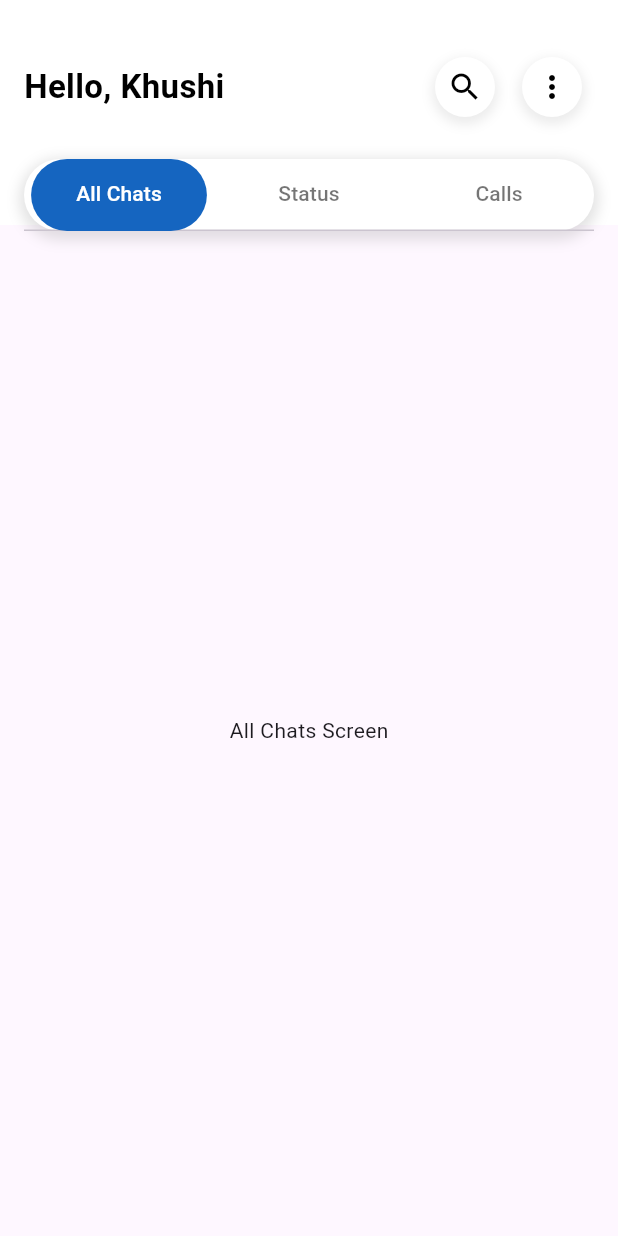
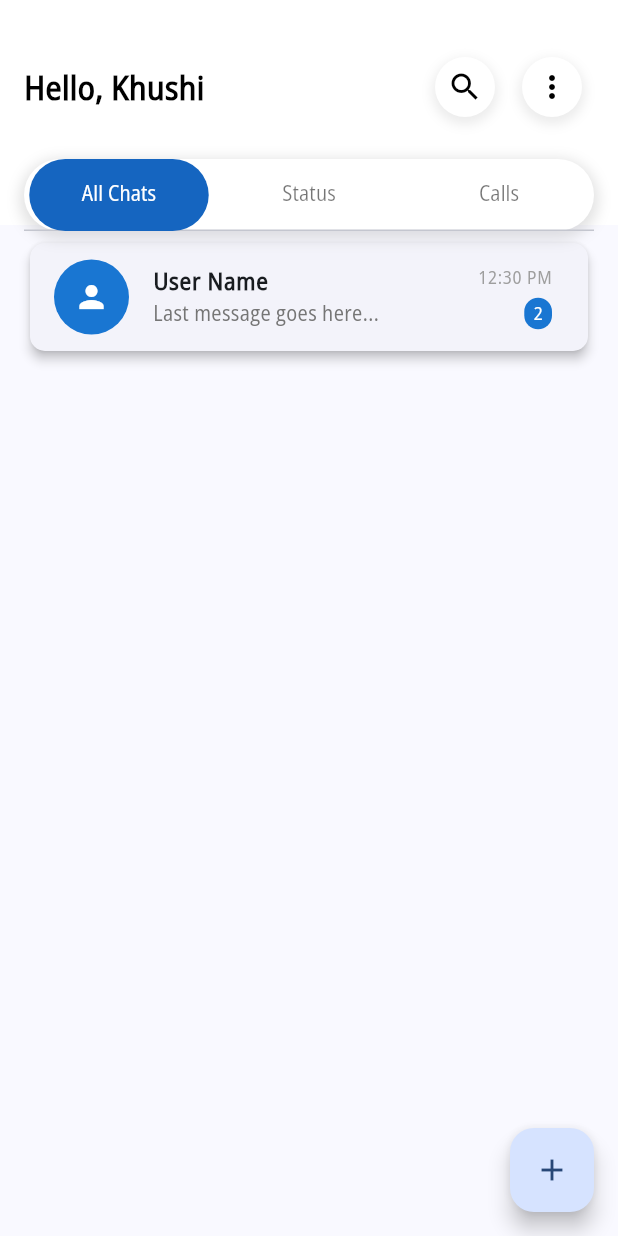
Before and after one commit to khush1yaaar/ChatApp, a Flutter app: the screen it shows after launch, on a phone screen of 412 x 824 dp. Run offline on Flutter 3.47's test engine with Material 3 defaults, Android fonts, the phone set to English and light mode, and no system bars.

Commit message:
home screen

```diff
--- a/lib/main.dart
+++ b/lib/main.dart
@@ -15,7 +15,8 @@ class MyApp extends StatelessWidget {
       debugShowCheckedModeBanner: false,
       title: 'Flutter Demo',
       theme: ThemeData(
-        colorScheme: ColorScheme.fromSeed(seedColor: Colors.deepPurple),
+        fontFamily: 'OpenSans',
+        colorScheme: ColorScheme.fromSeed(seedColor: Colors.blue.shade800),
         useMaterial3: true,
       ),
       home: HomeScreen(),
--- a/lib/screens/all_chats_screen.dart
+++ b/lib/screens/all_chats_screen.dart
@@ -1,3 +1,4 @@
+import 'package:chatapp/widgets/chat_card.dart';
 import 'package:flutter/material.dart';
 
 class AllChatsScreen extends StatefulWidget {
@@ -10,8 +11,15 @@ class AllChatsScreen extends StatefulWidget {
 class _AllChatsScreenState extends State<AllChatsScreen> {
   @override
   Widget build(BuildContext context) {
-    return const Scaffold(
-      body: Center(child: Text('All Chats Screen')),
+    return Scaffold(
+      floatingActionButton: FloatingActionButton(
+        onPressed: () {},
+        child: Icon(Icons.add),
+      ),
+      body: ListView(
+        children: [
+          ChatCard()
+        ],),
     );
   }
 }
--- a/lib/screens/home_screen.dart
+++ b/lib/screens/home_screen.dart
@@ -36,7 +36,8 @@ class _HomeScreenState extends State<HomeScreen>
         child: Padding(
           padding: const EdgeInsets.only(top: 30.0),
           child: Column(
-            mainAxisSize: MainAxisSize.min, // Ensure the app bar doesn't overflow
+            mainAxisSize:
+                MainAxisSize.min, // Ensure the app bar doesn't overflow
             children: [
               Padding(
                 padding: const EdgeInsets.symmetric(horizontal: 16.0),
@@ -85,24 +86,25 @@ class _HomeScreenState extends State<HomeScreen>
                               Navigator.push(
                                 context,
                                 MaterialPageRoute(
-                                    builder: (context) => const SettingsScreen()),
+                                    builder: (context) =>
+                                        const SettingsScreen()),
                               );
-                            }
-                            else if (value == 'profile') {
+                            } else if (value == 'profile') {
                               // Perform logout action
                               Navigator.push(
                                 context,
                                 MaterialPageRoute(
-                                    builder: (context) => const ProfileScreen()),
+                                    builder: (context) =>
+                                        const ProfileScreen()),
                               );
                               print('Profile Selected');
-                            }
-                            else if (value == 'starred') {
+                            } else if (value == 'starred') {
                               // Perform logout action
                               Navigator.push(
                                 context,
                                 MaterialPageRoute(
-                                    builder: (context) => const StarredMessagesScreen()),
+                                    builder: (context) =>
+                                        const StarredMessagesScreen()),
                               );
                               print('Starred selected');
                             }
@@ -113,7 +115,7 @@ class _HomeScreenState extends State<HomeScreen>
                   ],
                 ),
               ),
-              SizedBox(height: 20),
+              const SizedBox(height: 20),
               _buildFloatingTabBar(),
             ],
           ),
@@ -176,20 +178,20 @@ class _HomeScreenState extends State<HomeScreen>
         ],
       ),
       child: Padding(
-        padding: const EdgeInsets.symmetric(vertical: 0), // Added padding
+        padding: const EdgeInsets.symmetric(vertical: 0),
         child: TabBar(
           controller: _tabController,
-          // Increase the height of the indicator and match it with the tab height
           indicator: BoxDecoration(
-            borderRadius:
-                BorderRadius.circular(30), // Match this with outer container
-            color: Colors.blue.shade800, // Color for selected tab
+            borderRadius: BorderRadius.circular(30),
+            color: Colors.blue.shade800,
           ),
           indicatorPadding:
-              const EdgeInsets.symmetric(vertical: 0, horizontal: -30.0),
+              const EdgeInsets.symmetric(vertical: 0, horizontal: -35.0),
           labelColor: Colors.white,
           unselectedLabelColor: Colors.black54,
           labelPadding: const EdgeInsets.symmetric(horizontal: 20),
+          // This removes the default underline of TabBar
+          //indicatorWeight: 0,
           tabs: const [
             Tab(text: 'All Chats'),
             Tab(text: '  Status  '),
--- /dev/null
+++ b/lib/widgets/chat_card.dart
@@ -0,0 +1,67 @@
+import 'package:flutter/material.dart';
+
+class ChatCard extends StatelessWidget {
+  const ChatCard({super.key});
+
+  @override
+  Widget build(BuildContext context) {
+    return Padding(
+      padding: const EdgeInsets.symmetric(vertical: 8.0, horizontal: 16.0),
+      child: Card(
+        shape: RoundedRectangleBorder(
+          borderRadius: BorderRadius.circular(10.0),
+        ),
+        elevation: 3,
+        child: ListTile(
+          leading: CircleAvatar(
+            radius: 25,
+            backgroundColor: Colors.blue.shade700,
+            child: Icon(Icons.person, color: Colors.white),
+          ),
+          title: Text(
+            'User Name',
+            style: TextStyle(
+              fontWeight: FontWeight.bold,
+              fontSize: 16,
+            ),
+          ),
+          subtitle: Text(
+            'Last message goes here...',
+            style: TextStyle(
+              color: Colors.grey.shade600,
+              fontSize: 14,
+            ),
+          ),
+          trailing: Column(
+            crossAxisAlignment: CrossAxisAlignment.end,
+            mainAxisAlignment: MainAxisAlignment.center,
+            children: [
+              Text(
+                '12:30 PM',
+                style: TextStyle(
+                  fontSize: 12,
+                  color: Colors.grey,
+                ),
+              ),
+              SizedBox(height: 5),
+              Container(
+                padding: EdgeInsets.symmetric(vertical: 2, horizontal: 6),
+                decoration: BoxDecoration(
+                  color: Colors.blue.shade700,
+                  borderRadius: BorderRadius.circular(12),
+                ),
+                child: Text(
+                  '2',
+                  style: TextStyle(
+                    color: Colors.white,
+                    fontSize: 12,
+                  ),
+                ),
+              ),
+            ],
+          ),
+        ),
+      ),
+    );
+  }
+}
```
Also changed, not shown: pubspec.yaml (+7 -6 lines).
